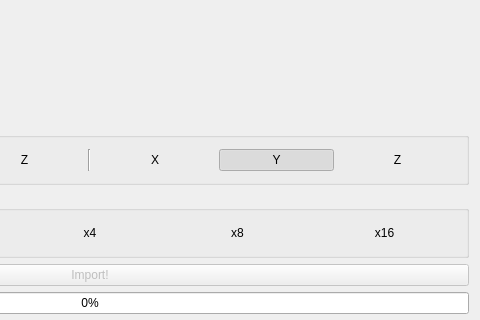
This is PointCloud2Blender/mainwindow.ui in GSORF/PointCloud2Blender as Qt 5 draws it before an edit; both pictures show x 300 to 780 and y 98 to 418 of the 780 by 541 pixel window. The edited form follows.
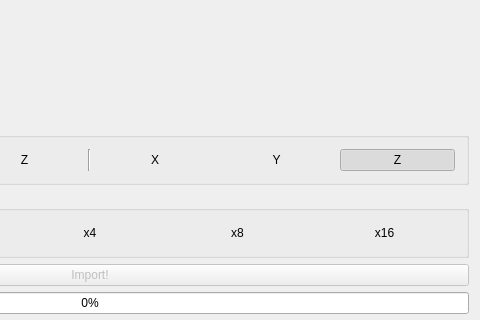
This is the edited form. Icons and pictures are not drawn.

```diff
--- a/PointCloud2Blender/mainwindow.ui
+++ b/PointCloud2Blender/mainwindow.ui
@@ -158,7 +158,7 @@
               <bool>true</bool>
              </property>
              <property name="checked">
-              <bool>true</bool>
+              <bool>false</bool>
              </property>
              <property name="autoExclusive">
               <bool>true</bool>
@@ -176,6 +176,9 @@
              <property name="checkable">
               <bool>true</bool>
              </property>
+             <property name="checked">
+              <bool>true</bool>
+             </property>
              <property name="autoExclusive">
               <bool>true</bool>
              </property>
```
Left out of the diff: 6 changed lines with no effect on the pictures.
